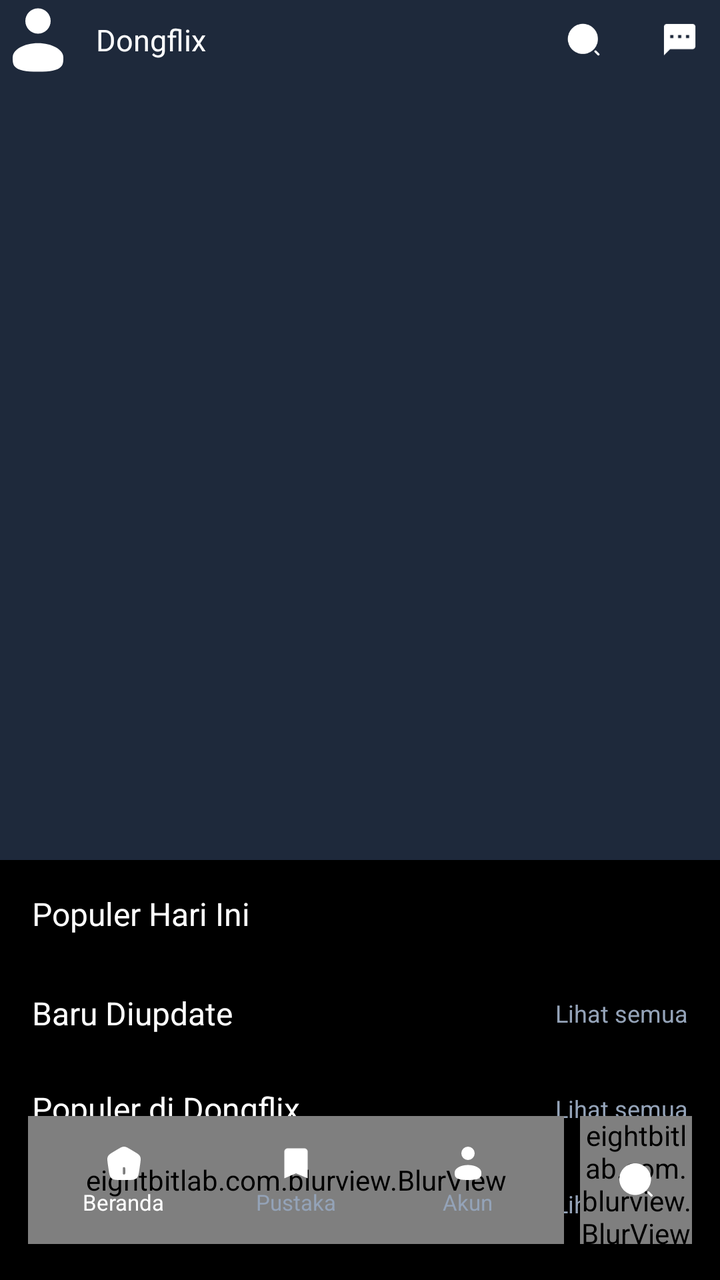
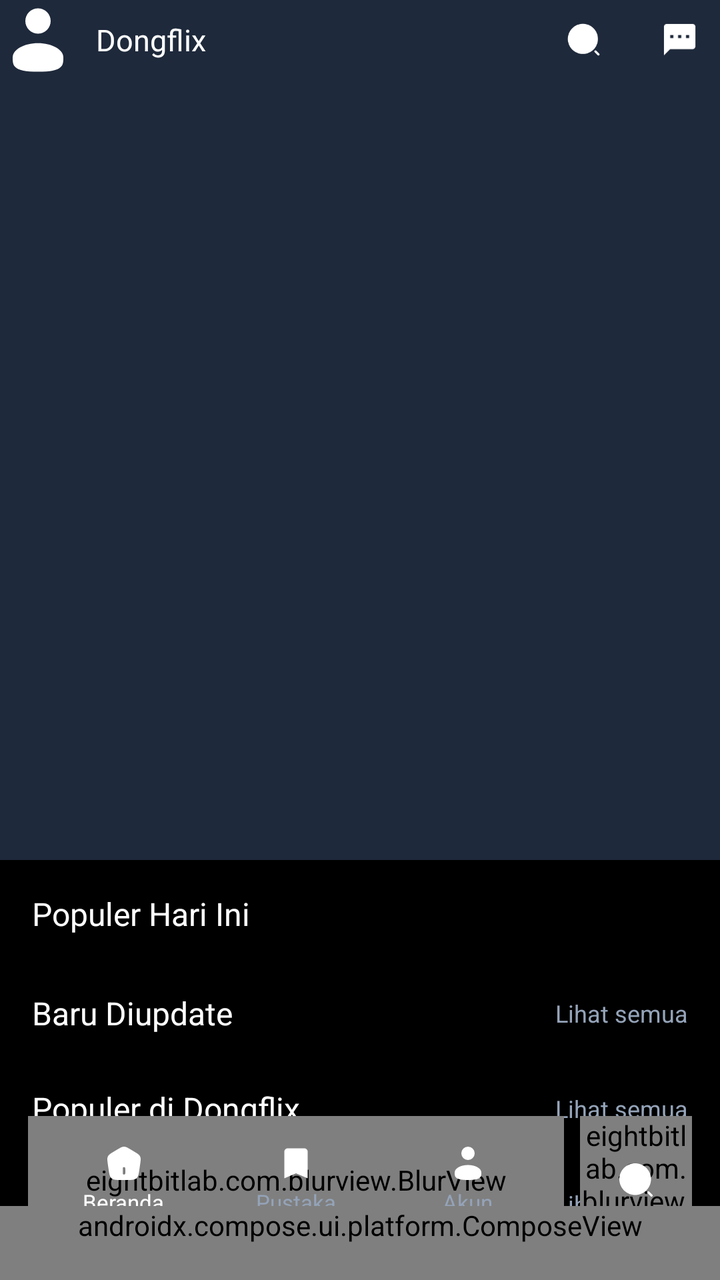

Before-and-after screenshots of an Android layout around one commit, followed by the original layout XML and the change that was made.
<!-- AndroidManifest.xml: application theme AppTheme -->
<!-- res/layout/activity_main.xml -->
<?xml version="1.0" encoding="utf-8"?>
<FrameLayout xmlns:android="http://schemas.android.com/apk/res/android"
	android:id="@+id/root_main_container"
	android:layout_width="match_parent"
	android:layout_height="match_parent"
	android:background="#000000">

	
	<androidx.core.widget.NestedScrollView
		android:id="@+id/main_scroll_view"
		android:layout_width="match_parent"
		android:layout_height="match_parent"
		android:clipToPadding="false"
		android:fillViewport="true"
		android:paddingBottom="120dp"
		android:scrollbars="none">

		<LinearLayout
			android:layout_width="match_parent"
			android:layout_height="wrap_content"
			android:orientation="vertical">

			
			<FrameLayout
				android:layout_width="match_parent"
				android:layout_height="430dp">

				<ImageView
					android:id="@+id/img_hero_banner"
					android:layout_width="match_parent"
					android:layout_height="match_parent"
					android:scaleType="centerCrop"
					android:src="@drawable/default_image" />

				<View
					android:id="@+id/header_shadow"
					android:layout_width="match_parent"
					android:layout_height="120dp"
					android:layout_gravity="top" />

				<View
					android:id="@+id/hero_shadow"
					android:layout_width="match_parent"
					android:layout_height="240dp"
					android:layout_gravity="bottom" />

				<LinearLayout
					android:layout_width="match_parent"
					android:layout_height="wrap_content"
					android:layout_gravity="bottom"
					android:orientation="vertical"
					android:paddingHorizontal="16dp"
					android:paddingBottom="18dp">

					<TextView
						android:id="@+id/text_hero_title"
						android:layout_width="match_parent"
						android:layout_height="wrap_content"
						android:ellipsize="end"
						android:maxLines="2"
						android:textColor="#FFFFFF"
						android:textSize="22sp" />

					<TextView
						android:id="@+id/text_hero_desc"
						android:layout_width="match_parent"
						android:layout_height="wrap_content"
						android:layout_marginTop="6dp"
						android:ellipsize="end"
						android:maxLines="3"
						android:textColor="#CBD5E1"
						android:textSize="12.5sp" />

					<LinearLayout
						android:layout_width="match_parent"
						android:layout_height="wrap_content"
						android:layout_marginTop="14dp"
						android:gravity="center_vertical"
						android:orientation="horizontal">

						<LinearLayout
							android:id="@+id/btn_hero_play"
							android:layout_width="0dp"
							android:layout_height="44dp"
							android:layout_weight="1"
							android:clickable="true"
							android:focusable="true"
							android:gravity="center"
							android:orientation="horizontal"
							android:visibility="gone">

							<ImageView
								android:id="@+id/img_play_icon"
								android:layout_width="18dp"
								android:layout_height="18dp"
								android:layout_marginEnd="8dp"
								android:scaleType="fitCenter"
								android:src="@drawable/ic_play1"
								android:tint="#000000"
								android:visibility="gone" />

							<TextView
								android:layout_width="wrap_content"
								android:layout_height="wrap_content"
								android:text="Tonton Sekarang"
								android:textColor="#000000"
								android:textSize="13.5sp" />
						</LinearLayout>

						<FrameLayout
							android:id="@+id/btn_hero_favorite"
							android:layout_width="44dp"
							android:layout_height="44dp"
							android:layout_marginStart="10dp"
							android:clickable="true"
							android:focusable="true"
							android:visibility="gone">

							<ImageView
								android:id="@+id/img_hero_favorite"
								android:layout_width="20dp"
								android:layout_height="20dp"
								android:layout_gravity="center"
								android:scaleType="fitCenter"
								android:src="@drawable/ic_bookmark" />
						</FrameLayout>
					</LinearLayout>

					<LinearLayout
						android:id="@+id/indicator_capsule"
						android:layout_width="wrap_content"
						android:layout_height="wrap_content"
						android:layout_gravity="center_horizontal"
						android:layout_marginTop="14dp"
						android:gravity="center"
						android:orientation="horizontal"
						android:visibility="invisible">

						<View
							android:id="@+id/dot_0"
							android:layout_width="16dp"
							android:layout_height="5dp" />

						<View
							android:id="@+id/dot_1"
							android:layout_width="5dp"
							android:layout_height="5dp" />

						<View
							android:id="@+id/dot_2"
							android:layout_width="5dp"
							android:layout_height="5dp" />
					</LinearLayout>
				</LinearLayout>
			</FrameLayout>

			
			<LinearLayout
				android:id="@+id/layout_section_continue"
				android:layout_width="match_parent"
				android:layout_height="wrap_content"
				android:layout_marginTop="14dp"
				android:orientation="vertical"
				android:visibility="gone">

				<LinearLayout
					android:layout_width="match_parent"
					android:layout_height="wrap_content"
					android:layout_marginBottom="10dp"
					android:gravity="center_vertical"
					android:orientation="horizontal"
					android:paddingHorizontal="16dp">

					<TextView
						android:id="@+id/text_title_continue"
						android:layout_width="0dp"
						android:layout_height="wrap_content"
						android:layout_weight="1"
						android:text="Lanjutkan Menonton"
						android:textColor="#FFFFFF"
						android:textSize="16sp" />

					<TextView
						android:id="@+id/text_continue_see_all"
						android:layout_width="wrap_content"
						android:layout_height="wrap_content"
						android:text="Lihat riwayat"
						android:textColor="#94A3B8"
						android:textSize="12sp" />
				</LinearLayout>

				<androidx.recyclerview.widget.RecyclerView
					android:id="@+id/recyclerContinue"
					android:layout_width="match_parent"
					android:layout_height="132dp"
					android:clipToPadding="false"
					android:paddingHorizontal="16dp" />
			</LinearLayout>

			
			<LinearLayout
				android:layout_width="match_parent"
				android:layout_height="wrap_content"
				android:layout_marginTop="16dp"
				android:orientation="vertical">

				<TextView
					android:layout_width="match_parent"
					android:layout_height="wrap_content"
					android:layout_marginBottom="10dp"
					android:paddingHorizontal="16dp"
					android:text="Populer Hari Ini"
					android:textColor="#FFFFFF"
					android:textSize="16sp" />

				<androidx.recyclerview.widget.RecyclerView
					android:id="@+id/recyclerPopular"
					android:layout_width="match_parent"
					android:layout_height="wrap_content" />
			</LinearLayout>

			
			<LinearLayout
				android:layout_width="match_parent"
				android:layout_height="wrap_content"
				android:layout_marginTop="18dp"
				android:orientation="vertical">

				<LinearLayout
					android:layout_width="match_parent"
					android:layout_height="wrap_content"
					android:layout_marginBottom="10dp"
					android:gravity="center_vertical"
					android:orientation="horizontal"
					android:paddingHorizontal="16dp">

					<TextView
						android:layout_width="0dp"
						android:layout_height="wrap_content"
						android:layout_weight="1"
						android:text="Baru Diupdate"
						android:textColor="#FFFFFF"
						android:textSize="16sp" />

					<TextView
						android:id="@+id/text_see_all"
						android:layout_width="wrap_content"
						android:layout_height="wrap_content"
						android:text="Lihat semua"
						android:textColor="#94A3B8"
						android:textSize="12sp" />
				</LinearLayout>

				<GridView
					android:id="@+id/gridview1"
					android:layout_width="match_parent"
					android:layout_height="wrap_content"
					android:horizontalSpacing="12dp"
					android:numColumns="3"
					android:paddingHorizontal="16dp"
					android:stretchMode="columnWidth"
					android:verticalSpacing="16dp" />
			</LinearLayout>

			
			<LinearLayout
				android:layout_width="match_parent"
				android:layout_height="wrap_content"
				android:layout_marginTop="16dp"
				android:orientation="vertical">

				<LinearLayout
					android:layout_width="match_parent"
					android:layout_height="wrap_content"
					android:layout_marginBottom="10dp"
					android:gravity="center_vertical"
					android:orientation="horizontal"
					android:paddingHorizontal="16dp">

					<TextView
						android:layout_width="0dp"
						android:layout_height="wrap_content"
						android:layout_weight="1"
						android:text="Populer di Dongflix"
						android:textColor="#FFFFFF"
						android:textSize="16sp" />

					<TextView
						android:id="@+id/text_popular_dongflix_see_all"
						android:layout_width="wrap_content"
						android:layout_height="wrap_content"
						android:text="Lihat semua"
						android:textColor="#94A3B8"
						android:textSize="12sp" />
				</LinearLayout>

				<androidx.recyclerview.widget.RecyclerView
					android:id="@+id/recyclerPopularDongflix"
					android:layout_width="match_parent"
					android:layout_height="wrap_content" />
			</LinearLayout>

			
			<LinearLayout
				android:layout_width="match_parent"
				android:layout_height="wrap_content"
				android:layout_marginTop="16dp"
				android:orientation="vertical">

				<LinearLayout
					android:layout_width="match_parent"
					android:layout_height="wrap_content"
					android:layout_marginBottom="10dp"
					android:gravity="center_vertical"
					android:orientation="horizontal"
					android:paddingHorizontal="16dp">

					<TextView
						android:layout_width="0dp"
						android:layout_height="wrap_content"
						android:layout_weight="1"
						android:text="Donghua Romantis Tipis-Tipis"
						android:textColor="#FFFFFF"
						android:textSize="16sp" />

					<TextView
						android:id="@+id/text_romance_see_all"
						android:layout_width="wrap_content"
						android:layout_height="wrap_content"
						android:text="Lihat semua"
						android:textColor="#94A3B8"
						android:textSize="12sp" />
				</LinearLayout>

				<androidx.recyclerview.widget.RecyclerView
					android:id="@+id/recyclerRomanceDonghua"
					android:layout_width="match_parent"
					android:layout_height="wrap_content" />
			</LinearLayout>

			
			<LinearLayout
				android:layout_width="match_parent"
				android:layout_height="wrap_content"
				android:layout_marginTop="16dp"
				android:orientation="vertical">

				<LinearLayout
					android:layout_width="match_parent"
					android:layout_height="wrap_content"
					android:layout_marginBottom="10dp"
					android:gravity="center_vertical"
					android:orientation="horizontal"
					android:paddingHorizontal="16dp">

					<TextView
						android:layout_width="0dp"
						android:layout_height="wrap_content"
						android:layout_weight="1"
						android:text="Kultivasi &amp; Keabadian"
						android:textColor="#FFFFFF"
						android:textSize="16sp" />

					<TextView
						android:id="@+id/text_cultivation_see_all"
						android:layout_width="wrap_content"
						android:layout_height="wrap_content"
						android:text="Lihat semua"
						android:textColor="#94A3B8"
						android:textSize="12sp" />
				</LinearLayout>

				<androidx.recyclerview.widget.RecyclerView
					android:id="@+id/recyclerCultivationDonghua"
					android:layout_width="match_parent"
					android:layout_height="wrap_content" />
			</LinearLayout>

			
			<LinearLayout
				android:layout_width="match_parent"
				android:layout_height="wrap_content"
				android:layout_marginTop="16dp"
				android:orientation="vertical">

				<LinearLayout
					android:layout_width="match_parent"
					android:layout_height="wrap_content"
					android:layout_marginBottom="10dp"
					android:gravity="center_vertical"
					android:orientation="horizontal"
					android:paddingHorizontal="16dp">

					<TextView
						android:layout_width="0dp"
						android:layout_height="wrap_content"
						android:layout_weight="1"
						android:text="Donghua Tamat"
						android:textColor="#FFFFFF"
						android:textSize="16sp" />

					<TextView
						android:id="@+id/text_completed_see_all"
						android:layout_width="wrap_content"
						android:layout_height="wrap_content"
						android:text="Lihat semua"
						android:textColor="#94A3B8"
						android:textSize="12sp" />
				</LinearLayout>

				<androidx.recyclerview.widget.RecyclerView
					android:id="@+id/recyclerCompletedDonghua"
					android:layout_width="match_parent"
					android:layout_height="wrap_content" />
			</LinearLayout>

			
			<LinearLayout
				android:layout_width="match_parent"
				android:layout_height="wrap_content"
				android:layout_marginTop="16dp"
				android:orientation="vertical">

				<LinearLayout
					android:layout_width="match_parent"
					android:layout_height="wrap_content"
					android:layout_marginBottom="10dp"
					android:gravity="center_vertical"
					android:orientation="horizontal"
					android:paddingHorizontal="16dp">

					<TextView
						android:layout_width="0dp"
						android:layout_height="wrap_content"
						android:layout_weight="1"
						android:text="Donghua Komedi Ringan"
						android:textColor="#FFFFFF"
						android:textSize="16sp" />

					<TextView
						android:id="@+id/text_comedy_see_all"
						android:layout_width="wrap_content"
						android:layout_height="wrap_content"
						android:text="Lihat semua"
						android:textColor="#94A3B8"
						android:textSize="12sp" />
				</LinearLayout>

				<androidx.recyclerview.widget.RecyclerView
					android:id="@+id/recyclerComedyDonghua"
					android:layout_width="match_parent"
					android:layout_height="wrap_content" />
			</LinearLayout>

			
			<LinearLayout
				android:layout_width="match_parent"
				android:layout_height="wrap_content"
				android:layout_marginTop="16dp"
				android:orientation="vertical">

				<LinearLayout
					android:layout_width="match_parent"
					android:layout_height="wrap_content"
					android:layout_marginBottom="10dp"
					android:gravity="center_vertical"
					android:orientation="horizontal"
					android:paddingHorizontal="16dp">

					<TextView
						android:layout_width="0dp"
						android:layout_height="wrap_content"
						android:layout_weight="1"
						android:text="Misteri &amp; Teka-Teki"
						android:textColor="#FFFFFF"
						android:textSize="16sp" />

					<TextView
						android:id="@+id/text_mystery_see_all"
						android:layout_width="wrap_content"
						android:layout_height="wrap_content"
						android:text="Lihat semua"
						android:textColor="#94A3B8"
						android:textSize="12sp" />
				</LinearLayout>

				<androidx.recyclerview.widget.RecyclerView
					android:id="@+id/recyclerMysteryDonghua"
					android:layout_width="match_parent"
					android:layout_height="wrap_content" />
			</LinearLayout>

			
			<LinearLayout
				android:layout_width="match_parent"
				android:layout_height="wrap_content"
				android:layout_marginTop="16dp"
				android:orientation="vertical">

				<LinearLayout
					android:layout_width="match_parent"
					android:layout_height="wrap_content"
					android:layout_marginBottom="10dp"
					android:gravity="center_vertical"
					android:orientation="horizontal"
					android:paddingHorizontal="16dp">

					<TextView
						android:layout_width="0dp"
						android:layout_height="wrap_content"
						android:layout_weight="1"
						android:text="Donghua Movie"
						android:textColor="#FFFFFF"
						android:textSize="16sp" />

					<TextView
						android:id="@+id/text_movie_see_all"
						android:layout_width="wrap_content"
						android:layout_height="wrap_content"
						android:text="Lihat semua"
						android:textColor="#94A3B8"
						android:textSize="12sp" />
				</LinearLayout>

				<androidx.recyclerview.widget.RecyclerView
					android:id="@+id/recyclerMovieDonghua"
					android:layout_width="match_parent"
					android:layout_height="wrap_content" />
			</LinearLayout>
		</LinearLayout>
	</androidx.core.widget.NestedScrollView>

	
	<LinearLayout
		android:id="@+id/layout_search"
		android:layout_width="match_parent"
		android:layout_height="match_parent"
		android:background="#000000"
		android:orientation="vertical"
		android:paddingHorizontal="14dp"
		android:visibility="gone">

		<LinearLayout
			android:id="@+id/search_bar_container"
			android:layout_width="match_parent"
			android:layout_height="48dp"
			android:gravity="center_vertical"
			android:orientation="horizontal"
			android:paddingHorizontal="14dp">

			<ImageView
				android:layout_width="18dp"
				android:layout_height="18dp"
				android:layout_marginEnd="10dp"
				android:scaleType="fitCenter"
				android:src="@drawable/ic_search"
				android:tint="#94A3B8" />

			<EditText
				android:id="@+id/input_search"
				android:layout_width="0dp"
				android:layout_height="match_parent"
				android:layout_weight="1"
				android:background="@null"
				android:hint="Cari judul atau genre donghua..."
				android:singleLine="true"
				android:textColor="#FFFFFF"
				android:textColorHint="#64748B"
				android:textSize="14sp" />

			<TextView
				android:id="@+id/btn_clear_search"
				android:layout_width="26dp"
				android:layout_height="26dp"
				android:gravity="center"
				android:text="✕"
				android:textColor="#CBD5E1"
				android:textSize="12sp"
				android:visibility="gone" />
		</LinearLayout>

		<TextView
			android:id="@+id/text_search_section_label"
			android:layout_width="wrap_content"
			android:layout_height="wrap_content"
			android:layout_marginTop="14dp"
			android:layout_marginBottom="8dp"
			android:text="Populer di Dongflix"
			android:textColor="#94A3B8"
			android:textSize="13sp" />

		<androidx.recyclerview.widget.RecyclerView
			android:id="@+id/recycler_search_list"
			android:layout_width="match_parent"
			android:layout_height="match_parent"
			android:clipToPadding="false"
			android:paddingBottom="120dp" />
	</LinearLayout>

	
	<FrameLayout
		android:id="@+id/layout_favorite"
		android:layout_width="match_parent"
		android:layout_height="match_parent"
		android:background="#000000"
		android:visibility="gone" />

	
	<FrameLayout
		android:id="@+id/layout_profile"
		android:layout_width="match_parent"
		android:layout_height="match_parent"
		android:background="#000000"
		android:visibility="gone" />

	
	<RelativeLayout
		android:id="@+id/relativelayout69"
		android:layout_width="match_parent"
		android:layout_height="wrap_content"
		android:layout_gravity="top">

		<LinearLayout
			android:layout_width="wrap_content"
			android:layout_height="wrap_content"
			android:layout_alignParentStart="true"
			android:layout_centerVertical="true"
			android:gravity="center_vertical"
			android:orientation="horizontal">

			<ImageView
				android:id="@+id/img_user_avatar"
				android:layout_width="38dp"
				android:layout_height="38dp"
				android:layout_marginEnd="10dp"
				android:scaleType="centerCrop"
				android:src="@drawable/ic_profile" />

			<TextView
				android:id="@+id/text_username"
				android:layout_width="wrap_content"
				android:layout_height="wrap_content"
				android:ellipsize="end"
				android:maxLines="1"
				android:text="Dongflix"
				android:textColor="#FFFFFF"
				android:textSize="15sp" />
		</LinearLayout>

		<LinearLayout
			android:layout_width="wrap_content"
			android:layout_height="wrap_content"
			android:layout_alignParentEnd="true"
			android:layout_centerVertical="true"
			android:gravity="center_vertical"
			android:orientation="horizontal">

			<FrameLayout
				android:id="@+id/btn_top_search"
				android:layout_width="40dp"
				android:layout_height="40dp"
				android:layout_marginEnd="8dp"
				android:clickable="true"
				android:focusable="true">

				<ImageView
					android:id="@+id/img_top_search"
					android:layout_width="19dp"
					android:layout_height="19dp"
					android:layout_gravity="center"
					android:scaleType="fitCenter"
					android:src="@drawable/ic_search" />
			</FrameLayout>

			<FrameLayout
				android:id="@+id/btn_top_chat"
				android:layout_width="40dp"
				android:layout_height="40dp"
				android:clickable="true"
				android:focusable="true">

				<ImageView
					android:id="@+id/img_top_chat"
					android:layout_width="19dp"
					android:layout_height="19dp"
					android:layout_gravity="center"
					android:scaleType="fitCenter"
					android:src="@drawable/ic_chat" />
			</FrameLayout>
		</LinearLayout>
	</RelativeLayout>

	
	<FrameLayout
		android:id="@+id/pull_refresh_indicator"
		android:layout_width="42dp"
		android:layout_height="42dp"
		android:layout_gravity="top|center_horizontal"
		android:layout_marginTop="92dp"
		android:visibility="gone">

		<ImageView
			android:id="@+id/img_pull_refresh_icon"
			android:layout_width="20dp"
			android:layout_height="20dp"
			android:layout_gravity="center"
			android:scaleType="fitCenter"
			android:src="@drawable/ic_chevron_down" />

		<ProgressBar
			android:id="@+id/pull_refresh_spinner"
			android:layout_width="24dp"
			android:layout_height="24dp"
			android:layout_gravity="center"
			android:visibility="gone" />
	</FrameLayout>

	
	<LinearLayout
		android:id="@+id/navbar_wrapper"
		android:layout_width="match_parent"
		android:layout_height="wrap_content"
		android:layout_gravity="bottom"
		android:gravity="center_vertical"
		android:orientation="horizontal"
		android:paddingHorizontal="14dp"
		android:paddingBottom="18dp">

		<FrameLayout
			android:id="@+id/btn_compact_home"
			android:layout_width="56dp"
			android:layout_height="60dp"
			android:layout_marginEnd="8dp"
			android:visibility="gone">

			<eightbitlab.com.blurview.BlurView
				android:id="@+id/compact_home_blur_bg"
				android:layout_width="match_parent"
				android:layout_height="match_parent" />

			<ImageView
				android:layout_width="22dp"
				android:layout_height="22dp"
				android:layout_gravity="center"
				android:scaleType="fitCenter"
				android:src="@drawable/ic_home"
				android:tint="#FFFFFF" />
		</FrameLayout>

		<FrameLayout
			android:id="@+id/mini_player_inline_slot"
			android:layout_width="0dp"
			android:layout_height="60dp"
			android:layout_weight="1"
			android:visibility="gone" />

		<FrameLayout
			android:id="@+id/navbar"
			android:layout_width="0dp"
			android:layout_height="64dp"
			android:layout_weight="1">

			<eightbitlab.com.blurview.BlurView
				android:id="@+id/navbar_blur_bg"
				android:layout_width="match_parent"
				android:layout_height="match_parent" />

			<LinearLayout
				android:layout_width="match_parent"
				android:layout_height="match_parent"
				android:orientation="horizontal"
				android:padding="5dp">

				<LinearLayout
					android:id="@+id/tab_beranda"
					android:layout_width="0dp"
					android:layout_height="match_parent"
					android:layout_weight="1"
					android:gravity="center"
					android:orientation="vertical">

					<ImageView
						android:id="@+id/img_home"
						android:layout_width="20dp"
						android:layout_height="20dp"
						android:scaleType="fitCenter"
						android:src="@drawable/ic_home" />

					<TextView
						android:id="@+id/txt_home"
						android:layout_width="wrap_content"
						android:layout_height="wrap_content"
						android:layout_marginTop="2dp"
						android:text="Beranda"
						android:textColor="#FFFFFF"
						android:textSize="11sp" />
				</LinearLayout>

				<LinearLayout
					android:id="@+id/tab_pustaka"
					android:layout_width="0dp"
					android:layout_height="match_parent"
					android:layout_weight="1"
					android:gravity="center"
					android:orientation="vertical">

					<ImageView
						android:id="@+id/img_favorite"
						android:layout_width="20dp"
						android:layout_height="20dp"
						android:scaleType="fitCenter"
						android:src="@drawable/ic_bookmark" />

					<TextView
						android:id="@+id/txt_favorite"
						android:layout_width="wrap_content"
						android:layout_height="wrap_content"
						android:layout_marginTop="2dp"
						android:text="Pustaka"
						android:textColor="#94A3B8"
						android:textSize="11sp" />
				</LinearLayout>

				<LinearLayout
					android:id="@+id/tab_akun"
					android:layout_width="0dp"
					android:layout_height="match_parent"
					android:layout_weight="1"
					android:gravity="center"
					android:orientation="vertical">

					<ImageView
						android:id="@+id/img_profile"
						android:layout_width="20dp"
						android:layout_height="20dp"
						android:scaleType="fitCenter"
						android:src="@drawable/ic_profile" />

					<TextView
						android:id="@+id/txt_profile"
						android:layout_width="wrap_content"
						android:layout_height="wrap_content"
						android:layout_marginTop="2dp"
						android:text="Akun"
						android:textColor="#94A3B8"
						android:textSize="11sp" />
				</LinearLayout>
			</LinearLayout>
		</FrameLayout>

		<FrameLayout
			android:id="@+id/btn_circle_search"
			android:layout_width="56dp"
			android:layout_height="64dp"
			android:layout_marginStart="8dp"
			android:clickable="true"
			android:focusable="true">

			<eightbitlab.com.blurview.BlurView
				android:id="@+id/search_blur_bg"
				android:layout_width="match_parent"
				android:layout_height="match_parent" />

			<ImageView
				android:id="@+id/img_search"
				android:layout_width="20dp"
				android:layout_height="20dp"
				android:layout_gravity="center"
				android:scaleType="fitCenter"
				android:src="@drawable/ic_search" />
		</FrameLayout>
	</LinearLayout>
</FrameLayout>
<!-- resources referenced by this layout -->
<resources>
  <!-- drawable default_image (drawable) -->
  <shape xmlns:android="http://schemas.android.com/apk/res/android"
      android:shape="rectangle">
      <solid android:color="#1E293B" />
  </shape>
  <!-- drawable ic_bookmark (drawable) -->
  <vector xmlns:android="http://schemas.android.com/apk/res/android"
      android:width="24dp"
      android:height="24dp"
      android:viewportWidth="24"
      android:viewportHeight="24">
      <path
          android:fillColor="#FFFFFF"
          android:pathData="M17,3H7C5.9,3 5,3.9 5,5V21L12,18L19,21V5C19,3.9 18.1,3 17,3Z" />
  </vector>
  <!-- drawable ic_chat (drawable) -->
  <vector xmlns:android="http://schemas.android.com/apk/res/android"
      android:width="24dp"
      android:height="24dp"
      android:viewportWidth="24"
      android:viewportHeight="24">
      <path
          android:fillColor="#FFFFFF"
          android:pathData="M20,2H4C2.9,2 2,2.9 2,4V22L6,18H20C21.1,18 22,17.1 22,16V4C22,2.9 21.1,2 20,2ZM8,11H6V9H8V11ZM13,11H11V9H13V11ZM18,11H16V9H18V11Z" />
  </vector>
  <!-- drawable ic_chevron_down (drawable) -->
  <vector xmlns:android="http://schemas.android.com/apk/res/android"
      android:width="24dp"
      android:height="24dp"
      android:viewportWidth="24"
      android:viewportHeight="24">
      <path
          android:fillColor="#00000000"
          android:pathData="M6,9L12,15L18,9"
          android:strokeWidth="2.2"
          android:strokeColor="#94A3B8"
          android:strokeLineCap="round"
          android:strokeLineJoin="round" />
  </vector>
  <!-- drawable ic_play1 (drawable) -->
  <vector xmlns:android="http://schemas.android.com/apk/res/android"
      android:width="24dp"
      android:height="24dp"
      android:viewportWidth="24"
      android:viewportHeight="24">
      <path
          android:fillColor="#000000"
          android:pathData="M8,5.14V19.14L19,12.14L8,5.14Z" />
  </vector>
  <!-- drawable ic_profile (drawable) -->
  <vector xmlns:android="http://schemas.android.com/apk/res/android"
      android:width="24dp"
      android:height="24dp"
      android:viewportWidth="24"
      android:viewportHeight="24">
      <path
          android:fillColor="#FFFFFFFF"
          android:pathData="M12,6m-4,0a4,4 0,1 1,8 0a4,4 0,1 1,-8 0"/>
      <path
          android:fillColor="#FFFFFFFF"
          android:pathData="M20,17.5C20,19.9853 20,22 12,22C4,22 4,19.9853 4,17.5C4,15.0147 7.58172,13 12,13C16.4183,13 20,15.0147 20,17.5Z"/>
  </vector>
  <!-- drawable ic_search (drawable) -->
  <vector xmlns:android="http://schemas.android.com/apk/res/android"
      android:width="24dp"
      android:height="24dp"
      android:viewportWidth="24"
      android:viewportHeight="24">
      <path
          android:fillColor="#FFFFFFFF"
          android:pathData="M11.5,21C16.7467,21 21,16.7467 21,11.5C21,6.25329 16.7467,2 11.5,2C6.25329,2 2,6.25329 2,11.5C2,16.7467 6.25329,21 11.5,21Z"/>
      <path
          android:fillColor="#FFFFFFFF"
          android:pathData="M21.3005,21.9986C21.1205,21.9986 20.9405,21.9286 20.8105,21.7986L18.9505,19.9386C18.6805,19.6686 18.6805,19.2286 18.9505,18.9486C19.2205,18.6786 19.6605,18.6786 19.9405,18.9486L21.8005,20.8086C22.0705,21.0786 22.0705,21.5186 21.8005,21.7986C21.6605,21.9286 21.4805,21.9986 21.3005,21.9986Z"/>
  </vector>
  <style name="AppTheme" parent="Theme.Material3.DayNight.NoActionBar">
  		<item name="colorPrimary">#3B82F6</item>
  		<item name="colorSecondary">#38BDF8</item>
  		<item name="android:windowBackground">#000000</item>
  		<item name="android:statusBarColor">@android:color/transparent</item>
  		<item name="android:navigationBarColor">#000000</item>
  	</style>
  <!-- unchanged entries left out for length: 1 -->
</resources>

<!-- the commit's change to res/layout/activity_main.xml (unified diff, before → after) -->
@@ -870,4 +870,13 @@
 				android:src="@drawable/ic_search" />
 		</FrameLayout>
 	</LinearLayout>
+
+	
+	<androidx.compose.ui.platform.ComposeView
+		android:id="@+id/compose_liquid_navbar"
+		android:layout_width="match_parent"
+		android:layout_height="wrap_content"
+		android:layout_gravity="bottom"
+		android:paddingHorizontal="14dp"
+		android:paddingBottom="18dp" />
 </FrameLayout>
